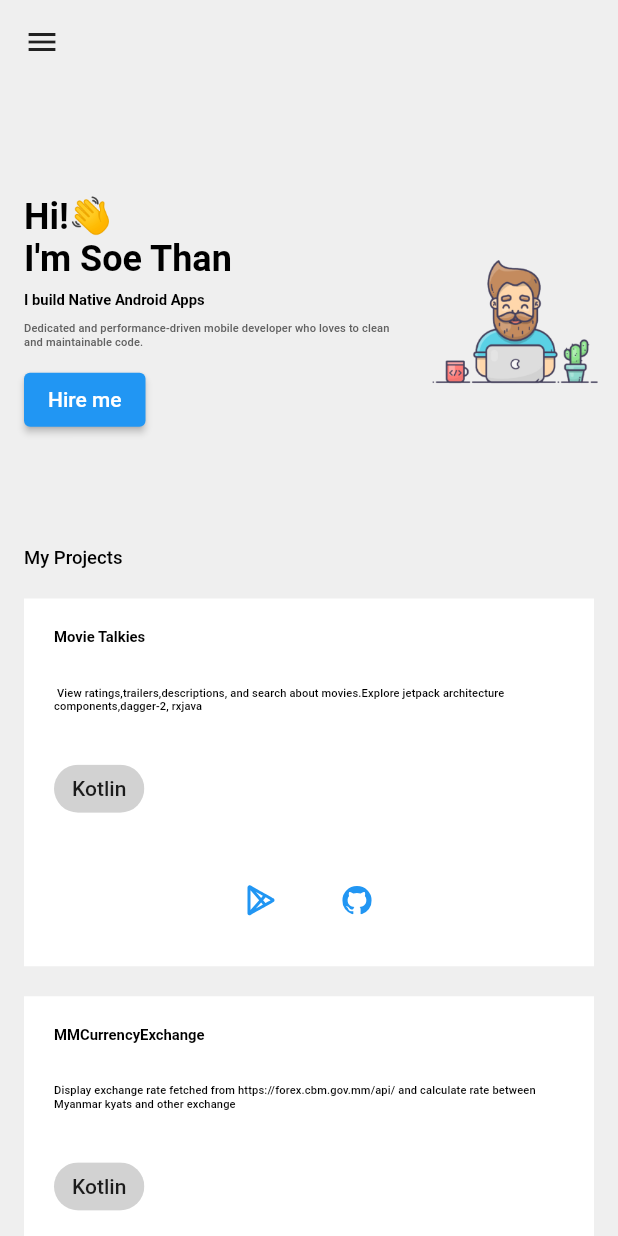
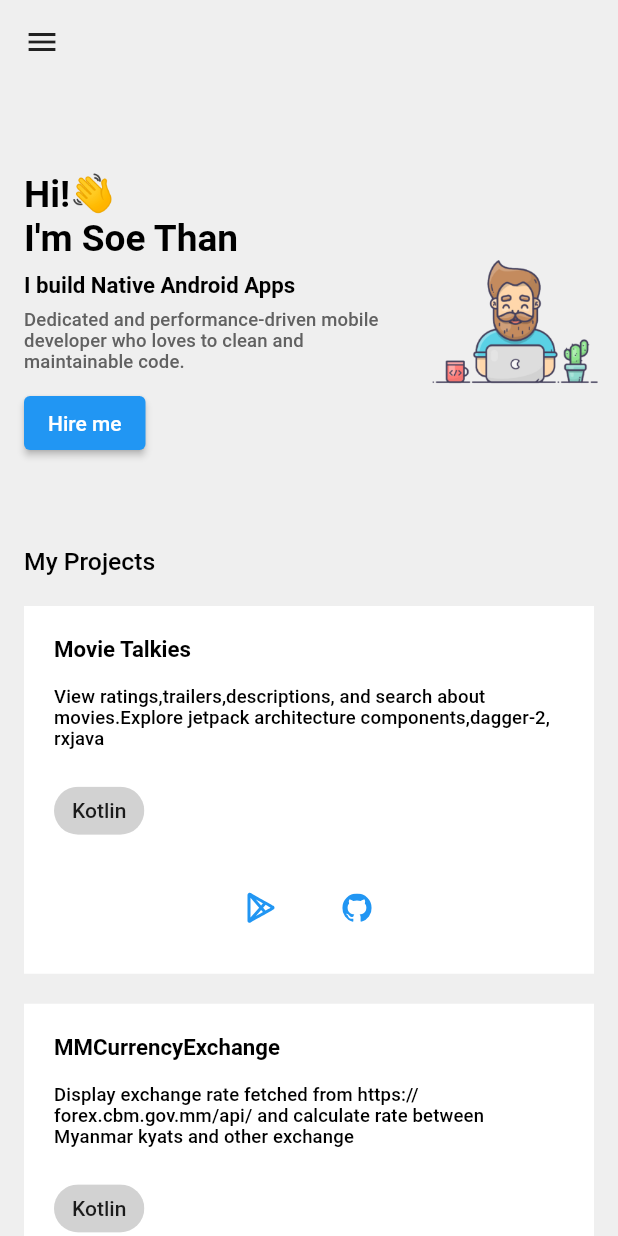
Before and after one commit to soethan98/Responsive-Portfolio, a Flutter app: the screen it shows after launch, on a phone screen of 412 x 824 dp. Run offline on Flutter 3.47's test engine with Material 2 defaults, Android fonts, the phone set to English and light mode, and no system bars; drawn by our look-alikes of animated_text_kit; our stand-ins replace flutter_svg, google_fonts, url_launcher_web; missing offline and left inert: dev_icons; Roboto replaces fonts that are missing (Ubuntu).

Commit message:
Finished portfolio

```diff
--- a/lib/main.dart
+++ b/lib/main.dart
@@ -12,7 +12,7 @@ class MyApp extends StatelessWidget {
   Widget build(BuildContext context) {
     return LayoutBuilder(builder: (context, constraints) {
       return OrientationBuilder(builder: (context, orientation) {
-        SizeConfig().init(constraints, orientation);
+        SizeConfig().init(constraints, orientation,context);
         return ChangeNotifierProvider<ThemeProvider>(
           create: (_) => ThemeProvider(),
           child: Consumer<ThemeProvider>(builder: (context, themeProvider, _) {
--- a/lib/screens/home/components/home_banner.dart
+++ b/lib/screens/home/components/home_banner.dart
@@ -28,9 +28,7 @@ class HomeBanner extends StatelessWidget {
                   children: [
                     Text(
                       "Hi!👋 \nI'm Soe Than",
-                      style: Theme.of(context).textTheme.headline5?.copyWith(
-                            fontWeight: FontWeight.bold,
-                          ),
+                      style: Theme.of(context).textTheme.headline5,
                     ),
                     // const Spacer(),
                     const SizedBox(
@@ -98,14 +96,15 @@ class AnimatedText extends StatelessWidget {
   @override
   Widget build(BuildContext context) {
     return AnimatedTextKit(
+       repeatForever: true,
       animatedTexts: [
         TyperAnimatedText(
           'Native Android Apps',
-          speed: Duration(milliseconds: 60),
+          speed: const Duration(milliseconds: 60),
         ),
         TyperAnimatedText(
           'Flutter Apps',
-          speed: Duration(milliseconds: 60),
+          speed: const Duration(milliseconds: 60),
         )
       ],
     );
--- a/lib/screens/home/components/project_grid_view.dart
+++ b/lib/screens/home/components/project_grid_view.dart
@@ -2,6 +2,7 @@ import 'package:flutter/material.dart';
 import 'package:portfolio_website/utils/constants.dart';
 import 'package:portfolio_website/models/project_entity.dart';
 import 'package:portfolio_website/screens/home/components/project_card.dart';
+import 'package:portfolio_website/utils/size_config.dart';
 
 class ProjectGridView extends StatelessWidget {
   final int crossAxisCount;
@@ -16,7 +17,7 @@ class ProjectGridView extends StatelessWidget {
       shrinkWrap: true,
       physics: const NeverScrollableScrollPhysics(),
       itemCount: projects.length,
-      padding: const EdgeInsets.only(bottom: 8.0),
+      padding:  EdgeInsets.only(bottom: 2 * SizeConfig.heightMultiplier),
       gridDelegate: SliverGridDelegateWithFixedCrossAxisCount(
           crossAxisCount: crossAxisCount,
           childAspectRatio: chilAspectRatio,
--- a/lib/screens/main/components/side_drawer.dart
+++ b/lib/screens/main/components/side_drawer.dart
@@ -1,6 +1,5 @@
 import 'package:dev_icons/dev_icons.dart';
 import 'package:flutter/material.dart';
-import 'package:flutter_svg/svg.dart';
 import 'package:portfolio_website/utils/constants.dart';
 import 'package:portfolio_website/screens/main/components/area_info_text.dart';
 import 'package:portfolio_website/screens/main/components/my_info.dart';
@@ -13,6 +12,7 @@ class SideDrawer extends StatelessWidget {
   @override
   Widget build(BuildContext context) {
     return Drawer(
+      elevation: 0,
       child: SafeArea(
           child: Column(
         children: [
@@ -35,7 +35,7 @@ class SideDrawer extends StatelessWidget {
                   title: 'Phone',
                   text: '+959260654955',
                 ),
-                const Skills(),
+                 Skills(),
                 Container(
                   margin: const EdgeInsets.only(top: defaultPadding),
                   color: Theme.of(context).cardColor,
--- a/lib/screens/main/components/skills.dart
+++ b/lib/screens/main/components/skills.dart
@@ -16,13 +16,13 @@ class Skills extends StatelessWidget {
           padding: const EdgeInsets.symmetric(vertical: defaultPadding),
           child: Text(
             'Skills',
-            style: Theme.of(context).textTheme.subtitle2,
+            style: Theme.of(context).textTheme.headline6,
           ),
         ),
         Wrap(
           direction: Axis.horizontal,
           spacing: 10,
-          runSpacing: Responsive.isMobile(context) ? 0.0 : 20,
+          runSpacing: Responsive.isMobile(context) ? 10.0 : 20.0,
           children: skills.entries
               .map((e) => SkillChip(
                     label: e.key,
--- a/lib/screens/main/main_screen.dart
+++ b/lib/screens/main/main_screen.dart
@@ -19,7 +19,7 @@ class MainScreen extends StatelessWidget {
                       onPressed: () => Scaffold.of(context).openDrawer(),
                       icon: const Icon(Icons.menu))),
             ),
-      drawer: SideDrawer(),
+      drawer:  SideDrawer(),
       body: Center(
         child: Container(
           constraints: const BoxConstraints(maxWidth: maxWidth),
@@ -28,7 +28,7 @@ class MainScreen extends StatelessWidget {
             mainAxisAlignment: MainAxisAlignment.start,
             children: [
               if (Responsive.isDesktop(context)) ...[
-                Expanded(flex: 2, child: SideDrawer()),
+                 Expanded(flex: 2, child: SideDrawer()),
               ],
               Expanded(
                 flex: 7,
```
Also changed, not shown: lib/models/project_entity.dart (+1 -6 lines), lib/utils/size_config.dart (+13 -3 lines), lib/utils/styling.dart (+12 -6 lines).
